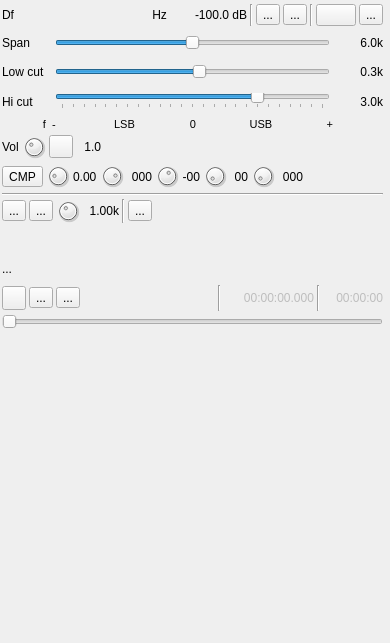
Old version of the form plugins/channeltx/modssb/ssbmodgui.ui in the repository f4exb/sdrangel.
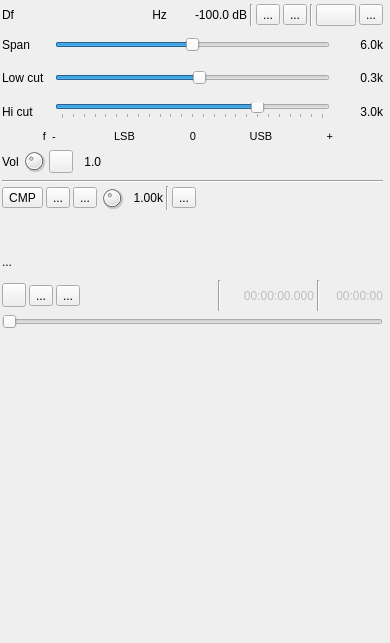
New version of the form. Icons and pictures are not drawn. Custom widgets are drawn as their Qt base class.

Patch:
```diff
--- a/plugins/channeltx/modssb/ssbmodgui.ui
+++ b/plugins/channeltx/modssb/ssbmodgui.ui
@@ -708,232 +708,6 @@
       </item>
      </layout>
     </item>
-    <item>
-     <layout class="QHBoxLayout" name="horizontalLayout_agc">
-      <item>
-       <widget class="ButtonSwitch" name="agc">
-        <property name="toolTip">
-         <string>Toggle audio compressor</string>
-        </property>
-        <property name="text">
-         <string>CMP</string>
-        </property>
-        <property name="checkable">
-         <bool>true</bool>
-        </property>
-       </widget>
-      </item>
-      <item>
-       <widget class="QDial" name="agcOrder">
-        <property name="maximumSize">
-         <size>
-          <width>24</width>
-          <height>24</height>
-         </size>
-        </property>
-        <property name="toolTip">
-         <string>AGC volume order in fraction of maximum amplitude</string>
-        </property>
-        <property name="maximum">
-         <number>100</number>
-        </property>
-        <property name="pageStep">
-         <number>1</number>
-        </property>
-        <property name="value">
-         <number>20</number>
-        </property>
-       </widget>
-      </item>
-      <item>
-       <widget class="QLabel" name="agcOrderText">
-        <property name="toolTip">
-         <string>AGC volume order in fraction of maximum amplitude</string>
-        </property>
-        <property name="text">
-         <string>0.00</string>
-        </property>
-       </widget>
-      </item>
-      <item>
-       <widget class="QDial" name="agcTime">
-        <property name="maximumSize">
-         <size>
-          <width>24</width>
-          <height>24</height>
-         </size>
-        </property>
-        <property name="toolTip">
-         <string>Compressor time constant (attack) in ms</string>
-        </property>
-        <property name="minimum">
-         <number>0</number>
-        </property>
-        <property name="maximum">
-         <number>9</number>
-        </property>
-        <property name="pageStep">
-         <number>1</number>
-        </property>
-        <property name="value">
-         <number>7</number>
-        </property>
-       </widget>
-      </item>
-      <item>
-       <widget class="QLabel" name="agcTimeText">
-        <property name="minimumSize">
-         <size>
-          <width>25</width>
-          <height>0</height>
-         </size>
-        </property>
-        <property name="toolTip">
-         <string>Compressor time constant in ms</string>
-        </property>
-        <property name="text">
-         <string>000</string>
-        </property>
-        <property name="alignment">
-         <set>Qt::AlignRight|Qt::AlignTrailing|Qt::AlignVCenter</set>
-        </property>
-       </widget>
-      </item>
-      <item>
-       <widget class="QDial" name="agcThreshold">
-        <property name="maximumSize">
-         <size>
-          <width>24</width>
-          <height>24</height>
-         </size>
-        </property>
-        <property name="toolTip">
-         <string>Audio squelch threshold (db power)</string>
-        </property>
-        <property name="minimum">
-         <number>-99</number>
-        </property>
-        <property name="maximum">
-         <number>0</number>
-        </property>
-        <property name="pageStep">
-         <number>1</number>
-        </property>
-        <property name="value">
-         <number>-40</number>
-        </property>
-       </widget>
-      </item>
-      <item>
-       <widget class="QLabel" name="agcThresholdText">
-        <property name="minimumSize">
-         <size>
-          <width>14</width>
-          <height>0</height>
-         </size>
-        </property>
-        <property name="toolTip">
-         <string>Audio squelch threshold (dB power)</string>
-        </property>
-        <property name="text">
-         <string>-00</string>
-        </property>
-        <property name="alignment">
-         <set>Qt::AlignRight|Qt::AlignTrailing|Qt::AlignVCenter</set>
-        </property>
-       </widget>
-      </item>
-      <item>
-       <widget class="QDial" name="agcThresholdGate">
-        <property name="maximumSize">
-         <size>
-          <width>24</width>
-          <height>24</height>
-         </size>
-        </property>
-        <property name="toolTip">
-         <string>Audio squelch gate in ms</string>
-        </property>
-        <property name="pageStep">
-         <number>1</number>
-        </property>
-        <property name="value">
-         <number>4</number>
-        </property>
-       </widget>
-      </item>
-      <item>
-       <widget class="QLabel" name="agcThresholdGateText">
-        <property name="minimumSize">
-         <size>
-          <width>18</width>
-          <height>0</height>
-         </size>
-        </property>
-        <property name="toolTip">
-         <string>Audio squelch gate in ms</string>
-        </property>
-        <property name="text">
-         <string>00</string>
-        </property>
-        <property name="alignment">
-         <set>Qt::AlignRight|Qt::AlignTrailing|Qt::AlignVCenter</set>
-        </property>
-       </widget>
-      </item>
-      <item>
-       <widget class="QDial" name="agcThresholdDelay">
-        <property name="maximumSize">
-         <size>
-          <width>24</width>
-          <height>24</height>
-         </size>
-        </property>
-        <property name="toolTip">
-         <string>Audio squelch delay (release) in ms</string>
-        </property>
-        <property name="pageStep">
-         <number>1</number>
-        </property>
-        <property name="value">
-         <number>5</number>
-        </property>
-       </widget>
-      </item>
-      <item>
-       <widget class="QLabel" name="agcThresholdDelayText">
-        <property name="minimumSize">
-         <size>
-          <width>25</width>
-          <height>0</height>
-         </size>
-        </property>
-        <property name="toolTip">
-         <string>Audio squelch delay in ms</string>
-        </property>
-        <property name="text">
-         <string>000</string>
-        </property>
-        <property name="alignment">
-         <set>Qt::AlignRight|Qt::AlignTrailing|Qt::AlignVCenter</set>
-        </property>
-       </widget>
-      </item>
-      <item>
-       <spacer name="horizontalSpacer">
-        <property name="orientation">
-         <enum>Qt::Horizontal</enum>
-        </property>
-        <property name="sizeHint" stdset="0">
-         <size>
-          <width>40</width>
-          <height>20</height>
-         </size>
-        </property>
-       </spacer>
-      </item>
-     </layout>
-    </item>
     <item>
      <widget class="Line" name="line">
       <property name="orientation">
@@ -943,6 +717,19 @@
     </item>
     <item>
      <layout class="QHBoxLayout" name="inputSelectLayout">
+      <item>
+       <widget class="ButtonSwitch" name="agc">
+        <property name="toolTip">
+         <string>Toggle audio compressor</string>
+        </property>
+        <property name="text">
+         <string>CMP</string>
+        </property>
+        <property name="checkable">
+         <bool>true</bool>
+        </property>
+       </widget>
+      </item>
       <item>
        <widget class="ButtonSwitch" name="tone">
         <property name="toolTip">
```
Left out of the diff: 22 changed lines with no effect on the pictures.
